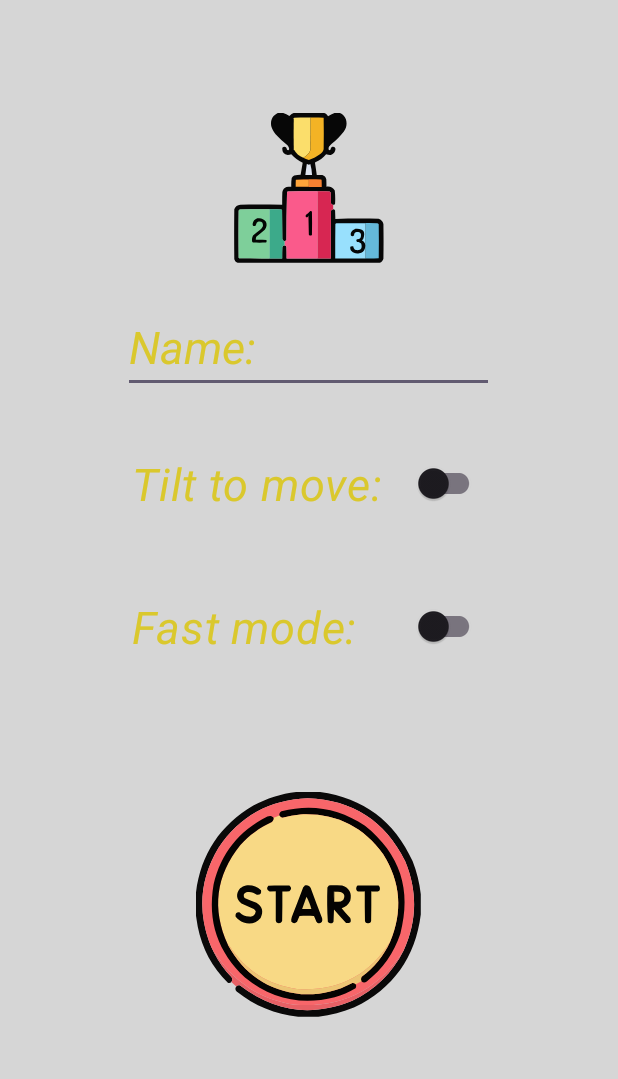
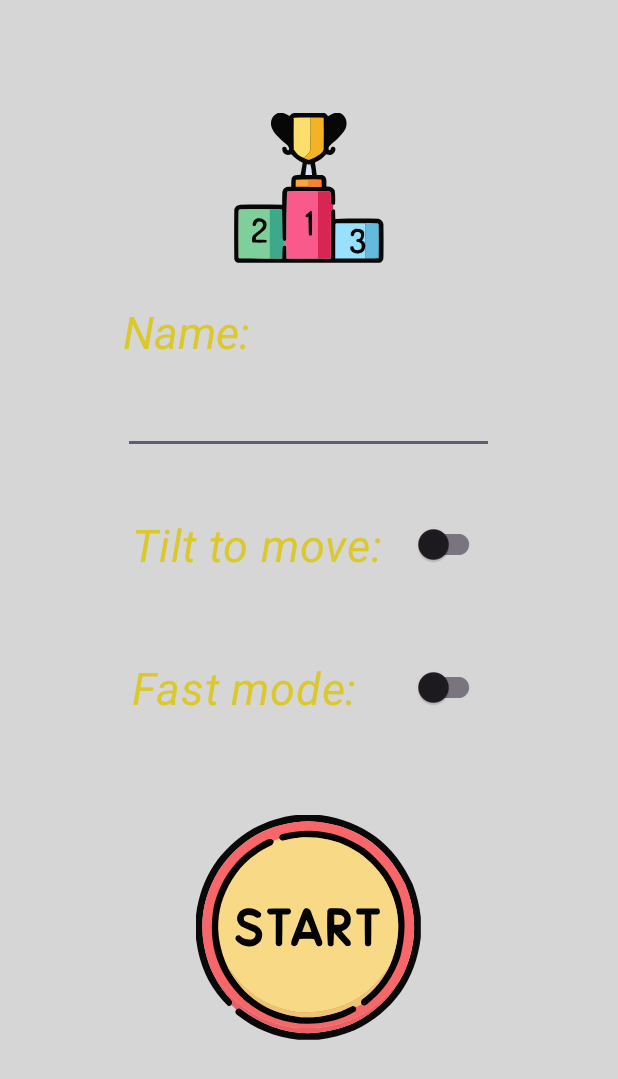
Before and after one commit to ShaiNachum/Avoid-The-Obsticle-Game, an Android app: the ListFragment screen opened directly, with no data from a screen before it, after a tap on an icon or button, on a phone screen of 412 x 824 dp. Shown: the top 1079 px of the screen. Run offline under Robolectric (Android 15) with nearby library versions, the light colour scheme and no system bars; 1 other tap on this screen came first.

```diff
--- a/app/src/main/java/com/example/avoid_the_obsticle_game_part2/Logic/GameManager.java
+++ b/app/src/main/java/com/example/avoid_the_obsticle_game_part2/Logic/GameManager.java
@@ -198,7 +198,6 @@ public class GameManager {
         Gson gson = new Gson();
         String recordsManagerAsJson = gson.toJson(fromSP);
         SharedPreferencesManager.getInstance().putString(RECORDSMANAGER,recordsManagerAsJson);
-        Log.d("recordsManager from SP: ", fromSP.toString());
         this.isGameOn = false;
     }
 }
--- a/app/src/main/java/com/example/avoid_the_obsticle_game_part2/UI_Controllers/OpeningActivity.java
+++ b/app/src/main/java/com/example/avoid_the_obsticle_game_part2/UI_Controllers/OpeningActivity.java
@@ -10,10 +10,12 @@ import com.bumptech.glide.Glide;
 import com.example.avoid_the_obsticle_game_part2.R;
 import com.example.avoid_the_obsticle_game_part2.Utilities.SignalManager;
 import com.google.android.material.imageview.ShapeableImageView;
+import com.google.android.material.textview.MaterialTextView;
 
 public class OpeningActivity extends AppCompatActivity {
     private static final int SMALL_VIBRATE = 50;
     private ShapeableImageView main_IMG_background;
+    private MaterialTextView opening_LBL_text;
     private EditText opening_LBL_name;
     private ShapeableImageView opening_BTN_start;
     private ShapeableImageView opening_BTN_leaderboard;
@@ -21,7 +23,6 @@ public class OpeningActivity extends AppCompatActivity {
     private SwitchCompat opening_SWC_fast;
     private boolean fastMode;
     private boolean tiltMode;
-
 
     @Override
     protected void onCreate(Bundle savedInstanceState) {
@@ -36,6 +37,7 @@ public class OpeningActivity extends AppCompatActivity {
                 .centerCrop()
                 .placeholder(R.drawable.space)
                 .into(main_IMG_background);
+
 
         opening_BTN_leaderboard.setOnClickListener(View -> leaderBoardClicked());
 
@@ -85,5 +87,6 @@ public class OpeningActivity extends AppCompatActivity {
         opening_SWC_tilt = findViewById(R.id.opening_SWC_tilt);
         opening_SWC_fast = findViewById(R.id.opening_SWC_fast);
         opening_BTN_leaderboard = findViewById(R.id.opening_BTN_leaderboard);
+        opening_LBL_text = findViewById(R.id.opening_LBL_text);
     }
 }
--- a/app/src/main/res/layout/activity_opening.xml
+++ b/app/src/main/res/layout/activity_opening.xml
@@ -20,16 +20,28 @@
         android:layout_marginTop="75dp"
         app:srcCompat="@drawable/leaderboard" />
 
+    <com.google.android.material.textview.MaterialTextView
+        android:id="@+id/opening_LBL_text"
+        android:layout_below="@id/opening_BTN_leaderboard"
+        android:layout_width="wrap_content"
+        android:layout_height="wrap_content"
+        android:text="Name:"
+        android:textStyle="italic"
+        android:textSize="30dp"
+        android:layout_marginTop="25dp"
+        android:textColor="@color/yellow_500"
+        android:layout_alignLeft="@+id/opening_LBL_name"
+        />
+
     <androidx.appcompat.widget.AppCompatEditText
-        android:layout_below="@+id/opening_BTN_leaderboard"
+        android:layout_below="@+id/opening_LBL_text"
         android:id="@+id/opening_LBL_name"
         android:layout_width="wrap_content"
         android:layout_height="wrap_content"
         android:layout_centerHorizontal="true"
-        android:layout_marginTop="25dp"
         android:ems="7"
         android:inputType="textPersonName"
-        android:text="Name: "
+        android:text=""
         android:textColor="@color/yellow_500"
         android:textSize="30dp"
         android:textStyle="italic"
@@ -69,7 +81,7 @@
         android:layout_width="150dp"
         android:layout_height="150dp"
         android:layout_centerHorizontal="true"
-        android:layout_marginTop="75dp"
+        android:layout_marginTop="50dp"
         android:layout_below="@id/opening_SWC_fast"
         app:srcCompat="@drawable/start" />
 
--- a/app/src/main/res/layout/fragment_list.xml
+++ b/app/src/main/res/layout/fragment_list.xml
@@ -41,6 +41,12 @@
         app:srcCompat="@drawable/home"
         />
 
+    <androidx.recyclerview.widget.RecyclerView
+        android:layout_width="match_parent"
+        android:layout_height="match_parent"
+        android:layout_centerInParent="true"
+
+        />
 
 
 </RelativeLayout>
```
Also changed, not shown: app/src/main/res/layout/horizontal_game_item.xml (added, +81 -0 lines).
